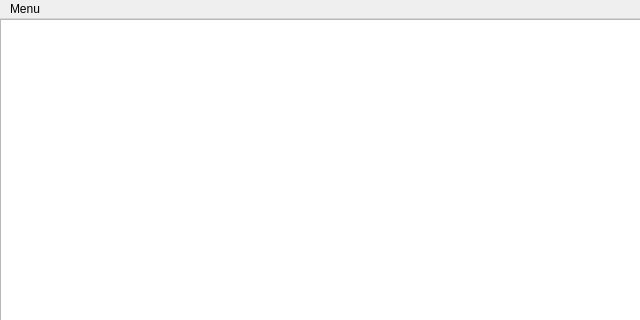
The window that chessboardwindow.ui (eviallet/eChess) describes before a commit, drawn with Qt 5; both pictures show x 0 to 640 and y 0 to 320 of the 640 by 699 pixel window.
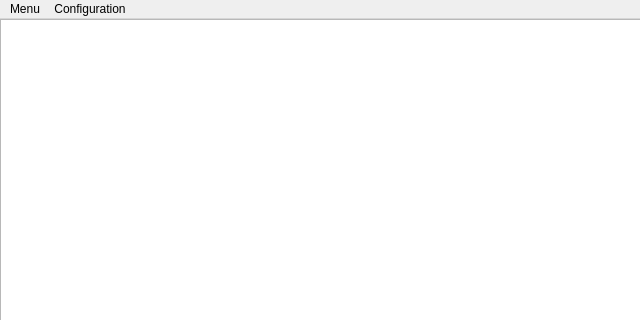
The same window after the commit.

```diff
--- a/chessboardwindow.ui
+++ b/chessboardwindow.ui
@@ -31,7 +31,7 @@
      <x>0</x>
      <y>0</y>
      <width>640</width>
-     <height>20</height>
+     <height>21</height>
     </rect>
    </property>
    <widget class="QMenu" name="menuMenu">
@@ -42,7 +42,15 @@
     <addaction name="separator"/>
     <addaction name="actionQuitter"/>
    </widget>
+   <widget class="QMenu" name="menuConfiguration">
+    <property name="title">
+     <string>Configuration</string>
+    </property>
+    <addaction name="actionDifficulte"/>
+    <addaction name="actionJoueurs"/>
+   </widget>
    <addaction name="menuMenu"/>
+   <addaction name="menuConfiguration"/>
   </widget>
   <widget class="QStatusBar" name="statusBar"/>
   <action name="actionNouvelle_partie">
```
Left out of the diff: 10 changed lines with no effect on the pictures.
